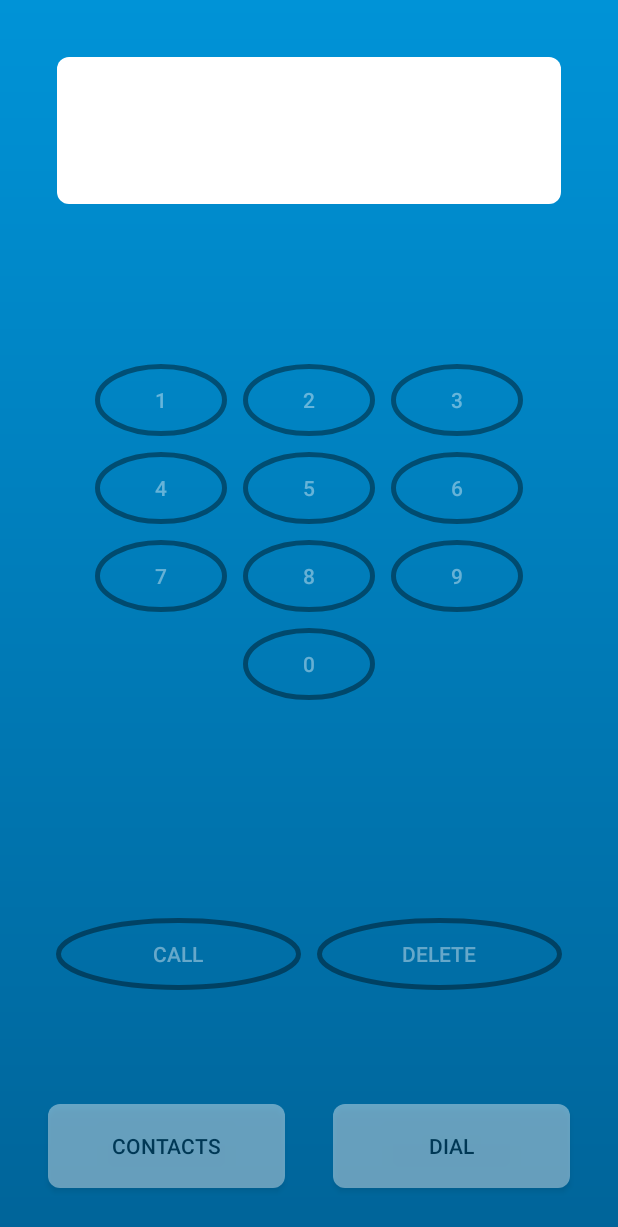
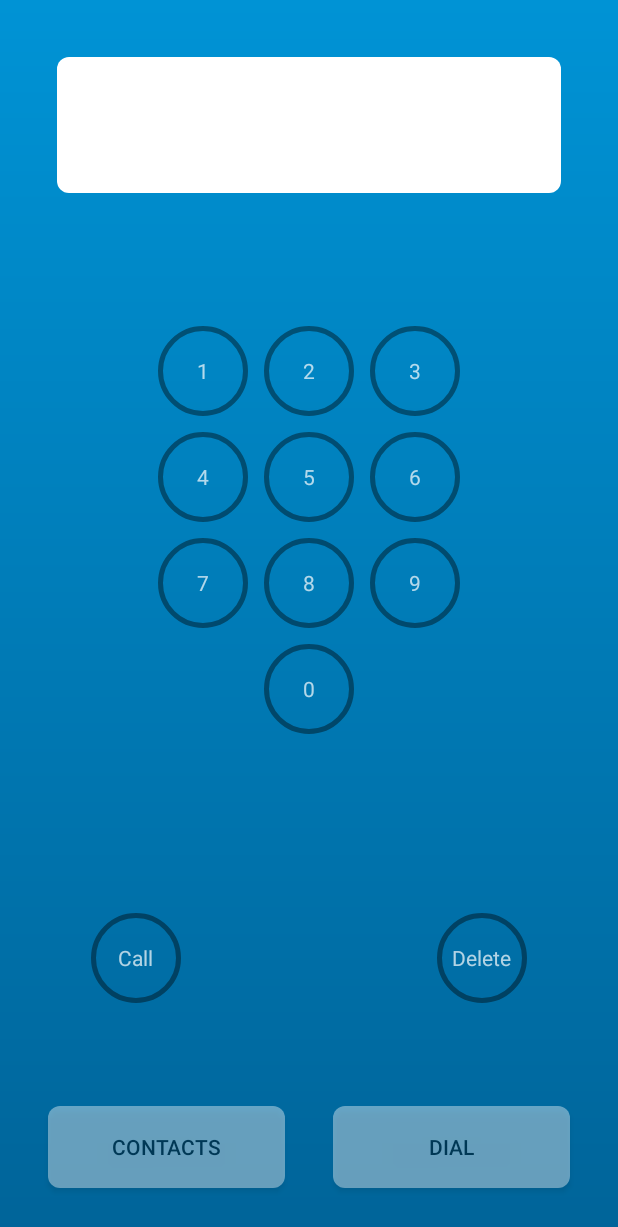
Before and after one commit to glenpierce/sDialer, an Android app: the screen it shows after launch (MainActivity), on a phone screen of 412 x 824 dp. Shown: the top 1227 px of the screen. Run offline under Robolectric (Android 15) with nearby library versions, the phone set to English and light mode, and no system bars.

Commit message:
Updating UI with image buttons and selector items.

```diff
--- a/app/src/main/java/com/piercestudio/sdialer/ContactsFragment.java
+++ b/app/src/main/java/com/piercestudio/sdialer/ContactsFragment.java
@@ -1,17 +1,12 @@
 package com.piercestudio.sdialer;
 
     import android.app.Fragment;
-    import android.content.Intent;
-    import android.net.Uri;
     import android.os.Bundle;
-    import android.util.Log;
     import android.view.View;
     import android.view.ViewGroup;
-    import android.widget.Button;
     import android.view.LayoutInflater;
-    import android.widget.TextView;
 
-    public class ContactsFragment extends Fragment{
+public class ContactsFragment extends Fragment{
 
         View v;
 
@@ -19,7 +14,7 @@ package com.piercestudio.sdialer;
         public View onCreateView(LayoutInflater inflater, ViewGroup container, Bundle savedInstanceState) {
             super.onCreate(savedInstanceState);
 
-            v = inflater.inflate(R.layout.contactslayout, container, false);
+            v = inflater.inflate(R.layout.contacts_layout, container, false);
 
 
 
--- a/app/src/main/java/com/piercestudio/sdialer/DialPadFragment.java
+++ b/app/src/main/java/com/piercestudio/sdialer/DialPadFragment.java
@@ -8,6 +8,7 @@ import android.util.Log;
 import android.view.View;
 import android.view.ViewGroup;
 import android.widget.Button;
+import android.widget.ImageButton;
 import android.view.LayoutInflater;
 import android.widget.TextView;
 
@@ -27,9 +28,9 @@ public class DialPadFragment extends Fragment{
 
 
             //numpad
-            final Button keyPad[] = new Button[10];
+            final ImageButton keyPad[] = new ImageButton[10];
             for (int i = 0; i <= 9; i++) {
-                keyPad[i] = (Button) v.findViewWithTag(Integer.toString(i));
+                keyPad[i] = (ImageButton) v.findViewWithTag(Integer.toString(i));
                 if (keyPad[i] == null) {
                     Log.i("asdf", "keypad" + Integer.toString(i) + " is null");
                 } else {
@@ -44,7 +45,7 @@ public class DialPadFragment extends Fragment{
 
 
                 //Delete button - clears the phone number
-                Button deleteButton = (Button) v.findViewById(R.id.deletebutton);
+                ImageButton deleteButton = (ImageButton) v.findViewById(R.id.deletebutton);
                 deleteButton.setOnClickListener(new View.OnClickListener() {
                     @Override
                     public void onClick(View v) {
@@ -54,7 +55,7 @@ public class DialPadFragment extends Fragment{
                 });
 
                 //Dial button - calls the phone intent
-                Button dialButton = (Button) v.findViewById(R.id.dialbutton);
+                ImageButton dialButton = (ImageButton) v.findViewById(R.id.dialbutton);
                 dialButton.setOnClickListener(new View.OnClickListener() {
                     @Override
                     public void onClick(View v) {
--- a/app/src/main/res/drawable/backgrounddrawable.xml
+++ b/app/src/main/res/drawable/background_drawable.xml
@@ -9,7 +9,7 @@
 
     <gradient
         android:startColor="#006499"
-        android:endColor="#0093d7"
+        android:endColor="#0093d5"
         android:angle="90"
         >
 
--- /dev/null
+++ b/app/src/main/res/drawable/keypad_circle.xml
@@ -0,0 +1,10 @@
+<?xml version="1.0" encoding="utf-8"?>
+<selector xmlns:android="http://schemas.android.com/apk/res/android">
+
+    <item android:state_pressed="true"
+        android:drawable="@drawable/keypad_circle_down"/>
+
+    <item android:state_pressed="false"
+        android:drawable="@drawable/keypad_circle_up"/>
+
+</selector>
--- a/app/src/main/res/drawable/keypadcircle.xml
+++ b/app/src/main/res/drawable/keypad_circle_down.xml
@@ -8,13 +8,13 @@
     </solid>
 
     <size
-        android:width="4dp"
-        android:height="4dp"/>
+        android:width="60dp"
+        android:height="60dp"/>
 
     <!-- view border color and width -->
     <stroke
         android:width="3dp"
-        android:color="#000000">
+        android:color="#FFFFFF">
     </stroke>
 
 </shape>
--- /dev/null
+++ b/app/src/main/res/drawable/keypad_circle_up.xml
@@ -0,0 +1,20 @@
+<?xml version="1.0" encoding="utf-8"?>
+<shape xmlns:android="http://schemas.android.com/apk/res/android"
+    android:shape="oval" >
+
+    <!-- view background color -->
+    <solid
+        android:color="@android:color/transparent">
+    </solid>
+
+    <size
+        android:width="60dp"
+        android:height="60dp"/>
+
+    <!-- view border color and width -->
+    <stroke
+        android:width="3dp"
+        android:color="#000000">
+    </stroke>
+
+</shape>
--- a/app/src/main/res/layout/activity_main.xml
+++ b/app/src/main/res/layout/activity_main.xml
@@ -9,7 +9,7 @@
                 tools:context=".MainActivity"
                 android:orientation="vertical"
                 android:weightSum="40"
-    android:background="@drawable/backgrounddrawable"
+    android:background="@drawable/background_drawable"
                 >
 
     <LinearLayout
@@ -33,7 +33,7 @@
             android:layout_height="match_parent"
             android:layout_weight="1"
             android:id="@+id/contactsButtonTab"
-            android:background="@drawable/phonenumbertextview"
+            android:background="@drawable/phonenumber_textview"
             android:text="Contacts"
             android:textColor="#000000"
             android:alpha="0.4"
@@ -45,7 +45,7 @@
             android:layout_height="match_parent"
             android:layout_weight="1"
             android:text="dial"
-            android:background="@drawable/phonenumbertextview"
+            android:background="@drawable/phonenumber_textview"
             android:id="@+id/dialbuttonTab"
             android:textColor="#000000"
             android:alpha="0.4"
--- /dev/null
+++ b/app/src/main/res/layout/contact_item_layout.xml
@@ -0,0 +1,25 @@
+<?xml version="1.0" encoding="utf-8"?>
+<LinearLayout xmlns:android="http://schemas.android.com/apk/res/android"
+    android:orientation="horizontal" android:layout_width="match_parent"
+    android:layout_height="match_parent"
+    android:background="@drawable/keypad_circle"
+    >
+
+    <TextView
+        android:layout_width="wrap_content"
+        android:layout_height="wrap_content"
+        android:id="@+id/lastName"
+        android:textStyle="bold"/>
+
+    <TextView
+        android:layout_width="wrap_content"
+        android:layout_height="wrap_content"
+        android:textStyle="bold"
+        android:text=", "/>
+
+    <TextView
+        android:layout_width="wrap_content"
+        android:layout_height="wrap_content"
+        android:id="@+id/firstName"/>
+
+</LinearLayout>
--- a/app/src/main/res/layout/dialpadlayout.xml
+++ b/app/src/main/res/layout/dialpadlayout.xml
@@ -17,7 +17,8 @@
         android:layout_height="60sp"
         android:id="@+id/phonenumber"
         android:textSize="40sp"
-        android:background="@drawable/phonenumbertextview"
+        android:textColor="#000000"
+        android:background="@drawable/phonenumber_textview"
         android:layout_margin="6dp"
         android:layout_gravity="center_horizontal"
         android:textAlignment="center"
@@ -38,121 +39,238 @@
             android:gravity="center"
             >
 
-            <Button
+            <RelativeLayout
+                android:layout_width="wrap_content"
+                android:layout_height="wrap_content">
+            <TextView
+                android:layout_width="wrap_content"
+                android:layout_height="wrap_content"
+                android:text="1"
+                android:layout_centerInParent="true"
+                />
+
+            <ImageButton
                 android:layout_width="wrap_content"
                 android:layout_height="wrap_content"
                 android:tag="1"
                 android:text="1"
-                android:background="@drawable/keypadcircle"
+                android:background="@drawable/keypad_circle"
+                android:layout_margin="@dimen/keypadmargin"
+                android:alpha="0.4"
+                />
+            </RelativeLayout>
+
+            <RelativeLayout
+                android:layout_width="wrap_content"
+                android:layout_height="wrap_content">
+            <TextView
+                android:layout_width="wrap_content"
+                android:layout_height="wrap_content"
+                android:text="2"
+                android:layout_centerInParent="true"
+                />
+
+            <ImageButton
+                android:layout_width="wrap_content"
+                android:layout_height="wrap_content"
+                android:tag="2"
+                android:text="2"
+                android:background="@drawable/keypad_circle"
                 android:layout_margin="@dimen/keypadmargin"
                 android:alpha="0.4"
                 />
 
-            <Button
+            </RelativeLayout>
+
+            <RelativeLayout
+                android:layout_width="wrap_content"
+                android:layout_height="wrap_content">
+            <TextView
                 android:layout_width="wrap_content"
                 android:layout_height="wrap_content"
-                android:tag="2"
-                android:text="2"
-                android:background="@drawable/keypadcircle"
-                android:layout_margin="@dimen/keypadmargin"
-                android:alpha="0.4"
+                android:text="3"
+                android:layout_centerInParent="true"
                 />
 
-            <Button
+            <ImageButton
                 android:layout_width="wrap_content"
                 android:layout_height="wrap_content"
                 android:tag="3"
                 android:text="3"
-                android:background="@drawable/keypadcircle"
+                android:background="@drawable/keypad_circle"
                 android:layout_margin="@dimen/keypadmargin"
                 android:alpha="0.4"
                 />
+            </RelativeLayout>
 
         </TableRow>
 
         <TableRow
             android:gravity="center">
 
-            <Button
+            <RelativeLayout
+                android:layout_width="wrap_content"
+                android:layout_height="wrap_content">
+            <TextView
+                android:layout_width="wrap_content"
+                android:layout_height="wrap_content"
+                android:text="4"
+                android:layout_centerInParent="true"
+                />
+
+            <ImageButton
                 android:layout_width="wrap_content"
                 android:layout_height="wrap_content"
                 android:tag="4"
                 android:text="4"
-                android:background="@drawable/keypadcircle"
+                android:background="@drawable/keypad_circle"
+                android:layout_margin="@dimen/keypadmargin"
+                android:alpha="0.4"
+                />
+            </RelativeLayout>
+
+            <RelativeLayout
+                android:layout_width="wrap_content"
+                android:layout_height="wrap_content">
+            <TextView
+                android:layout_width="wrap_content"
+                android:layout_height="wrap_content"
+                android:text="5"
+                android:layout_centerInParent="true"
+                />
+
+            <ImageButton
+                android:layout_width="wrap_content"
+                android:layout_height="wrap_content"
+                android:tag="5"
+                android:text="5"
+                android:background="@drawable/keypad_circle"
                 android:layout_margin="@dimen/keypadmargin"
                 android:alpha="0.4"
                 />
 
-            <Button
+            </RelativeLayout>
+
+            <RelativeLayout
+                android:layout_width="wrap_content"
+                android:layout_height="wrap_content">
+            <TextView
                 android:layout_width="wrap_content"
                 android:layout_height="wrap_content"
-                android:tag="5"
-                android:text="5"
-                android:background="@drawable/keypadcircle"
+                android:text="6"
+                android:layout_centerInParent="true"
+                />
+
+            <ImageButton
+                android:layout_width="wrap_content"
+                android:layout_height="wrap_content"
+                android:tag="6"
+                android:text="6"
+                android:background="@drawable/keypad_circle"
                 android:layout_margin="@dimen/keypadmargin"
                 android:alpha="0.4"
                 />
 
-            <Button
-                android:layout_width="wrap_content"
-                android:layout_height="wrap_content"
-                android:tag="6"
-                android:text="6"
-                android:background="@drawable/keypadcircle"
-                android:layout_margin="@dimen/keypadmargin"
-                android:alpha="0.4"
-                />
+            </RelativeLayout>
 
         </TableRow>
 
         <TableRow
             android:gravity="center">
 
-            <Button
+            <RelativeLayout
+                android:layout_width="wrap_content"
+                android:layout_height="wrap_content">
+            <TextView
+                android:layout_width="wrap_content"
+                android:layout_height="wrap_content"
+                android:text="7"
+                android:layout_centerInParent="true"
+                />
+
+            <ImageButton
                 android:layout_width="wrap_content"
                 android:layout_height="wrap_content"
                 android:tag="7"
                 android:text="7"
-                android:background="@drawable/keypadcircle"
+                android:background="@drawable/keypad_circle"
                 android:layout_margin="@dimen/keypadmargin"
                 android:alpha="0.4"
                 />
 
-            <Button
+            </RelativeLayout>
+
+            <RelativeLayout
+                android:layout_width="wrap_content"
+                android:layout_height="wrap_content">
+            <TextView
+                android:layout_width="wrap_content"
+                android:layout_height="wrap_content"
+                android:text="8"
+                android:layout_centerInParent="true"
+                />
+
+            <ImageButton
                 android:layout_width="wrap_content"
                 android:layout_height="wrap_content"
                 android:tag="8"
                 android:text="8"
-                android:background="@drawable/keypadcircle"
+                android:background="@drawable/keypad_circle"
                 android:layout_margin="@dimen/keypadmargin"
                 android:alpha="0.4"
                 />
 
-            <Button
+            </RelativeLayout>
+
+            <RelativeLayout
+                android:layout_width="wrap_content"
+                android:layout_height="wrap_content">
+            <TextView
+                android:layout_width="wrap_content"
+                android:layout_height="wrap_content"
+                android:text="9"
+                android:layout_centerInParent="true"
+                />
+
+            <ImageButton
                 android:layout_width="wrap_content"
                 android:layout_height="wrap_content"
                 android:tag="9"
                 android:text="9"
-                android:background="@drawable/keypadcircle"
+                android:background="@drawable/keypad_circle"
                 android:layout_margin="@dimen/keypadmargin"
                 android:alpha="0.4"
                 />
+
+            </RelativeLayout>
 
         </TableRow>
 
         <TableRow
             android:gravity="center">
 
-            <Button
+            <RelativeLayout
+                android:layout_width="wrap_content"
+                android:layout_height="wrap_content">
+            <TextView
+                android:layout_width="wrap_content"
+                android:layout_height="wrap_content"
+                android:text="0"
+                android:layout_centerInParent="true"
+                />
+
+            <ImageButton
                 android:layout_width="wrap_content"
                 android:layout_height="wrap_content"
                 android:tag="0"
                 android:id="@+id/test"
                 android:text="0"
-                android:background="@drawable/keypadcircle"
+                android:background="@drawable/keypad_circle"
                 android:layout_margin="@dimen/keypadmargin"
                 android:alpha="0.4"
                 />
+
+            </RelativeLayout>
 
 
         </TableRow>
@@ -167,31 +285,60 @@
         android:gravity="center"
         android:weightSum="2">
 
-        <Button
-            android:layout_width="0dp"
+        <RelativeLayout
+            android:layout_width="wrap_content"
+            android:layout_height="wrap_content">
+        <TextView
+            android:layout_width="wrap_content"
             android:layout_height="wrap_content"
-            android:layout_weight="1"
+            android:text="Call"
+            android:layout_centerInParent="true"
+            />
+
+        <ImageButton
+            android:layout_width="wrap_content"
+            android:layout_height="wrap_content"
             android:id="@+id/dialbutton"
             android:text="Call"
             android:tag="dialbutton"
             android:layout_margin="@dimen/keypadmargin"
-            android:background="@drawable/keypadcircle"
+            android:background="@drawable/keypad_circle"
             android:contentDescription="@string/description"
             android:alpha="0.4"
             />
 
-            <Button
-                android:layout_width="0dp"
+        </RelativeLayout>
+
+        <FrameLayout
+            android:layout_width="160dp"
+            android:layout_height="1dp">
+
+        </FrameLayout>
+
+        <RelativeLayout
+            android:layout_width="wrap_content"
+            android:layout_height="wrap_content">
+        <TextView
+            android:layout_width="wrap_content"
             android:layout_height="wrap_content"
-                android:layout_weight="1"
+            android:text="Delete"
+            android:layout_centerInParent="true"
+            />
+
+        <ImageButton
+            android:layout_width="wrap_content"
+            android:layout_height="wrap_content"
             android:id="@+id/deletebutton"
             android:text="Delete"
             android:layout_margin="@dimen/keypadmargin"
-                android:background="@drawable/keypadcircle"
+            android:background="@drawable/keypad_circle"
             android:tag="deletebutton"
             android:contentDescription="@string/description"
             android:alpha="0.4"
             />
+
+        </RelativeLayout>
+
     </LinearLayout>
 
 
```
Also changed, not shown: app/src/main/res/drawable/background.jpg (deleted), app/src/main/res/drawable/phonenumber_textview.xml (renamed from app/src/main/res/drawable/phonenumbertextview.xml), app/src/main/res/layout/contacts_layout.xml (renamed from app/src/main/res/layout/contactslayout.xml). Lines whose indentation alone changed are shown as unchanged.
